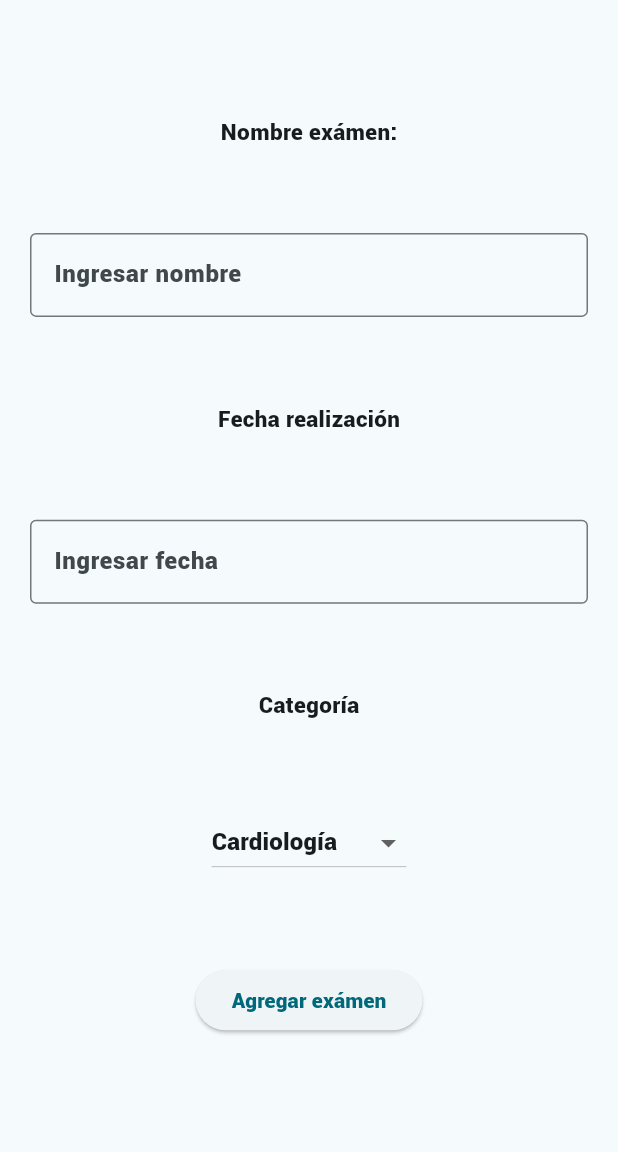
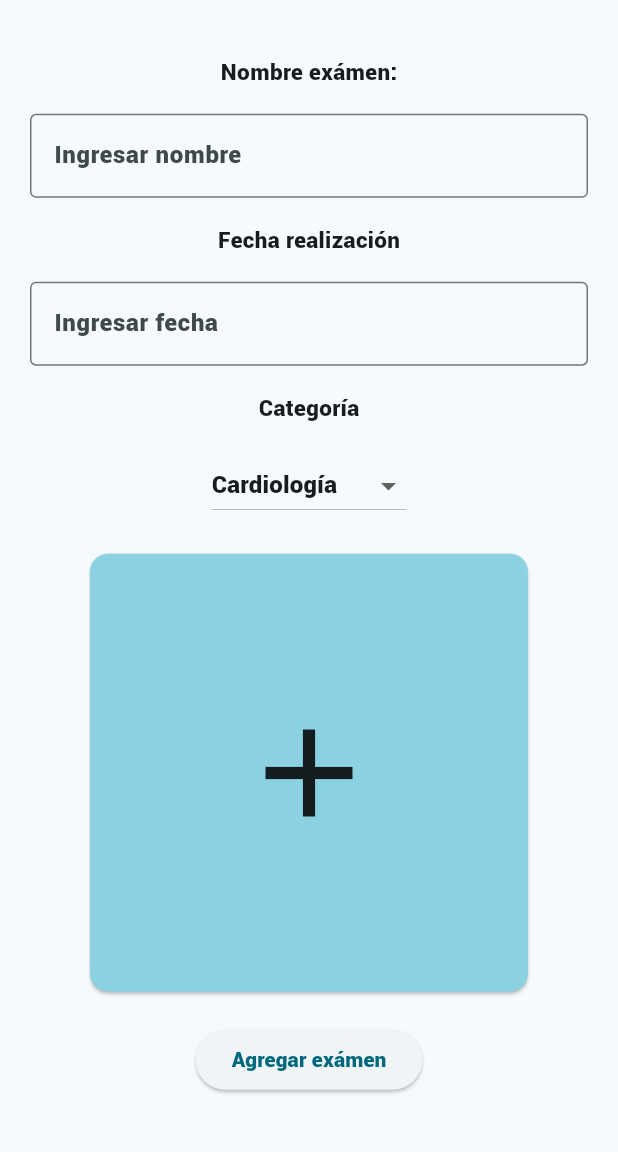
Before and after one commit to GermanAliaga/DocFileApp, a Flutter app: the screen it shows after launch, in the side drawer, after a tap on "AddFile", on a phone screen of 412 x 824 dp, the part 84-1236 px from its top. Run offline on Flutter 3.47's test engine with Material 3 defaults, Android fonts, the phone set to English and light mode, and no system bars; our stand-ins replace flutter_svg; missing offline and left inert: dart:ui_web.

Commit message:
addfile update

```diff
--- a/lib/pages/addfile.dart
+++ b/lib/pages/addfile.dart
@@ -67,6 +67,16 @@ class _AddFileState extends State<AddFile> {
                     return DropdownMenuItem(value: value, child: Text(value));
                   }).toList(),
                 ),
+                const SizedBox(
+                    width: 300,
+                    height: 300,
+                    child: Card(
+                      color: Color.fromARGB(248, 138, 210, 227),
+                      child: Icon(
+                        Icons.add,
+                        size: 100,
+                      ),
+                    )),
                 ElevatedButton(
                   onPressed: () {
                     Navigator.pop(context);
@@ -75,7 +85,8 @@ class _AddFileState extends State<AddFile> {
                         MaterialPageRoute(
                             builder: (context) => const MyHomePage()));
                   },
-                    child: const Text('Agregar exámen')),
+                  child: const Text('Agregar exámen'),
+                )
               ],
             )),
       ),
```
Lines whose indentation alone changed are shown as unchanged.
